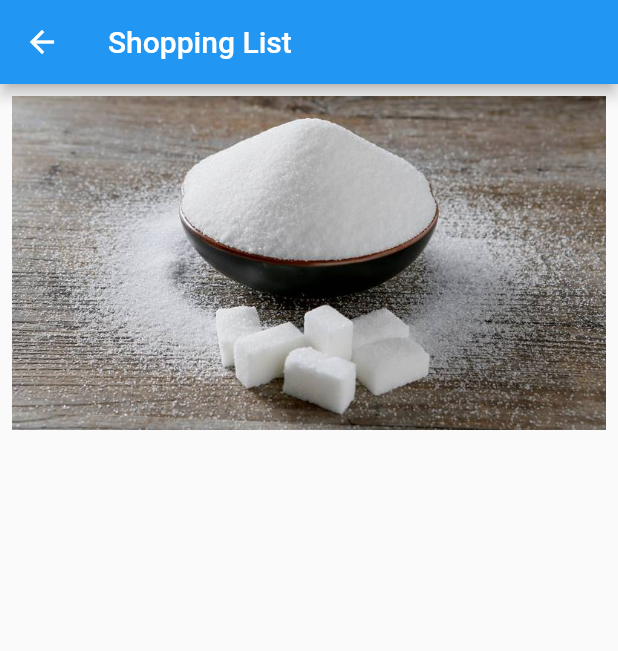
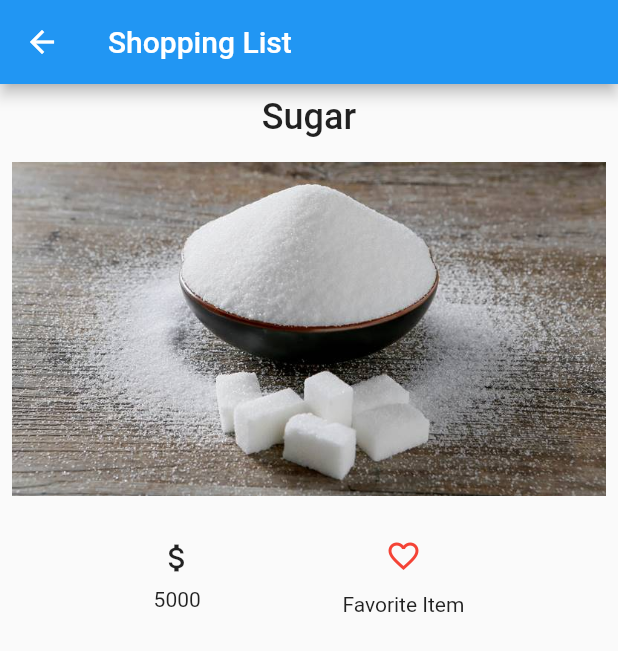
Before and after one commit to deevarindu/flutter_shopping_list, a Flutter app: the screen it shows after launch, after a tap on "Sugar", on a phone screen of 412 x 824 dp. Shown: the top 651 px of the screen. Run offline on Flutter 3.47's test engine with Material 2 defaults, Android fonts, the phone set to English and light mode, and no system bars.

Commit message:
add favorite button widget

```diff
--- a/lib/pages/home_page.dart
+++ b/lib/pages/home_page.dart
@@ -14,7 +14,7 @@ class HomePage extends StatelessWidget {
   Widget build(BuildContext context) {
     return Scaffold(
       appBar: AppBar(
-        title: const Text('HomePage'),
+        title: const Text('Home Page'),
       ),
       body: Container(
         margin: const EdgeInsets.all(8),
--- a/lib/pages/item_page.dart
+++ b/lib/pages/item_page.dart
@@ -1,6 +1,7 @@
 import 'package:flutter/material.dart';
 
 import '../models/item.dart';
+import '../widgets/widgets.dart';
 
 class ItemPage extends StatelessWidget {
   ItemPage({Key? key}) : super(key: key);
@@ -17,7 +18,34 @@ class ItemPage extends StatelessWidget {
           margin: const EdgeInsets.all(8),
           child: Column(
             children: [
+              Text(
+                itemArgs.name,
+                style: const TextStyle(
+                  fontSize: 24,
+                  fontWeight: FontWeight.w500,
+                ),
+              ),
+              const SizedBox(height: 16),
               Image.asset(itemArgs.img),
+              const SizedBox(height: 16),
+              Row(
+                mainAxisAlignment: MainAxisAlignment.spaceEvenly,
+                children: [
+                  Column(children: [
+                    SizedBox(
+                      height: 10,
+                    ),
+                    Icon(Icons.attach_money_sharp),
+                    const SizedBox(height: 8),
+                    Text(itemArgs.price.toString()),
+                  ]),
+                  Column(children: [
+                    FavoriteButton(),
+                    Text("Favorite Item"),
+                  ]),
+                ],
+              ),
+              const SizedBox(height: 8),
             ],
           ),
         ),
--- /dev/null
+++ b/lib/widgets/farorite_button.dart
@@ -0,0 +1,25 @@
+import 'package:flutter/material.dart';
+
+class FavoriteButton extends StatefulWidget {
+  @override
+  _FavoriteButtonState createState() => _FavoriteButtonState();
+}
+
+class _FavoriteButtonState extends State<FavoriteButton> {
+  bool isFavorite = false;
+
+  @override
+  Widget build(BuildContext context) {
+    return IconButton(
+      icon: Icon(
+        isFavorite ? Icons.favorite : Icons.favorite_border,
+        color: Colors.red,
+      ),
+      onPressed: () {
+        setState(() {
+          isFavorite = !isFavorite;
+        });
+      },
+    );
+  }
+}
--- /dev/null
+++ b/lib/widgets/widgets.dart
@@ -0,0 +1 @@
+export 'farorite_button.dart';
```
